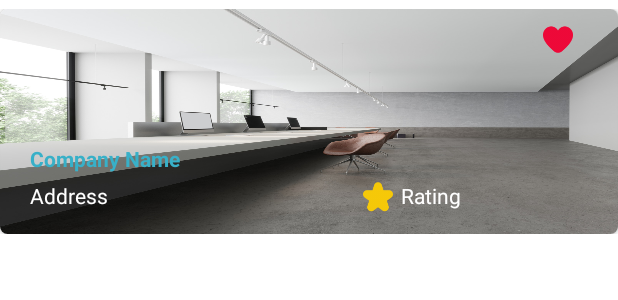
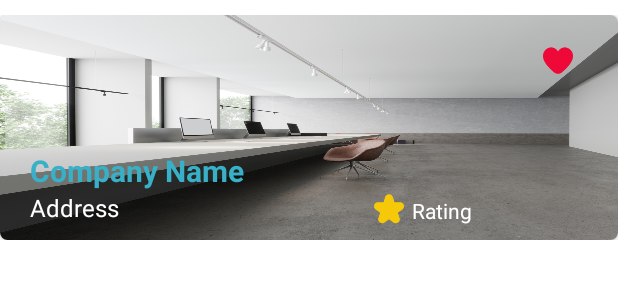
Before and after one commit to Ranz-prog/DustNShine_CustomerApp, an Android app: the layout content_favorite_company.xml on its own in the app's theme, with its tools: preview values and no code run, on a phone screen of 412 x 824 dp. Shown: the top 300 px of the screen. Run offline under Robolectric (Android 15) with nearby library versions, the phone set to English and light mode, and no system bars.

Commit message:
Layout Update

```diff
--- a/app/src/main/res/layout/content_favorite_company.xml
+++ b/app/src/main/res/layout/content_favorite_company.xml
@@ -3,7 +3,7 @@
     xmlns:app="http://schemas.android.com/apk/res-auto"
     android:layout_width="wrap_content"
     android:layout_height="wrap_content"
-    android:layout_marginTop="6dp">
+    android:layout_marginTop="10dp">
 
     <androidx.cardview.widget.CardView
         android:id="@+id/compic"
@@ -31,6 +31,7 @@
                 android:layout_marginTop="90dp"
                 android:text="Company Name"
                 android:textColor="@color/app_theme_blue"
+                android:textSize="20sp"
                 android:textStyle="bold" />
 
             <androidx.constraintlayout.utils.widget.ImageFilterButton
@@ -38,7 +39,7 @@
                 android:layout_width="20dp"
                 android:layout_height="20dp"
                 android:layout_alignParentEnd="true"
-                android:layout_marginTop="10dp"
+                android:layout_marginTop="20dp"
                 android:layout_marginEnd="30dp"
                 android:layout_marginRight="29dp"
                 android:scaleType="fitXY"
@@ -51,9 +52,9 @@
                 android:layout_below="@+id/companyNameTVFav"
                 android:layout_alignParentStart="true"
                 android:layout_marginStart="20dp"
-                android:layout_marginTop="5dp"
                 android:text="Address"
-                android:textColor="@color/white" />
+                android:textColor="@color/white"
+                android:textSize="16sp" />
 
             <ImageView
                 android:id="@+id/star"
@@ -61,8 +62,8 @@
                 android:layout_height="20sp"
                 android:layout_below="@id/companyNameTVFav"
                 android:layout_marginStart="170dp"
-                android:layout_marginLeft="171dp"
-                android:layout_marginTop="6dp"
+                android:layout_marginLeft="164dp"
+                android:layout_marginTop="2dp"
                 android:layout_toRightOf="@id/txtAdrress"
                 app:srcCompat="@drawable/star" />
 
@@ -72,8 +73,8 @@
                 android:layout_height="wrap_content"
                 android:layout_below="@id/companyNameTVFav"
                 android:layout_marginStart="5dp"
-                android:layout_marginLeft="7dp"
-                android:layout_marginTop="5dp"
+                android:layout_marginLeft="5dp"
+                android:layout_marginTop="3dp"
                 android:layout_toRightOf="@id/star"
                 android:text="Rating"
                 android:textColor="@color/white" />
--- a/app/src/main/res/layout/fragment_favorites.xml
+++ b/app/src/main/res/layout/fragment_favorites.xml
@@ -32,7 +32,8 @@
             <androidx.recyclerview.widget.RecyclerView
                 android:id="@+id/favoriteCompanyList"
                 android:layout_width="match_parent"
-                android:layout_height="match_parent" />
+                android:layout_height="match_parent"
+                android:layout_marginTop="20dp"/>
         </RelativeLayout>
     </RelativeLayout>
 </ScrollView>
```
